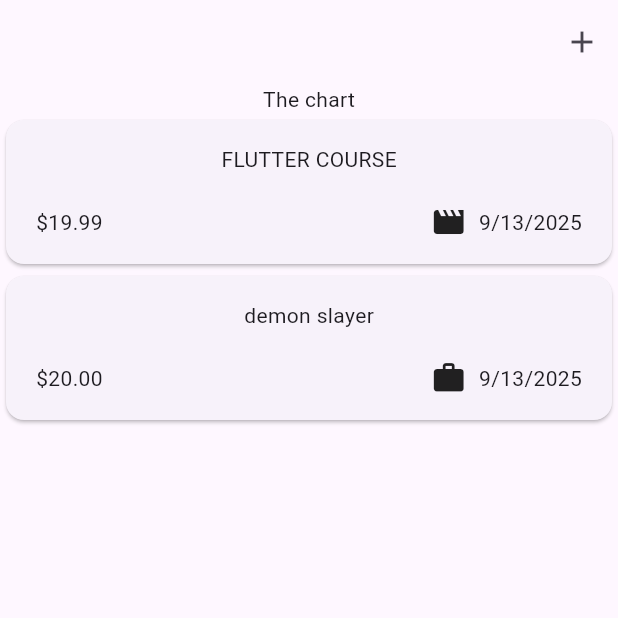
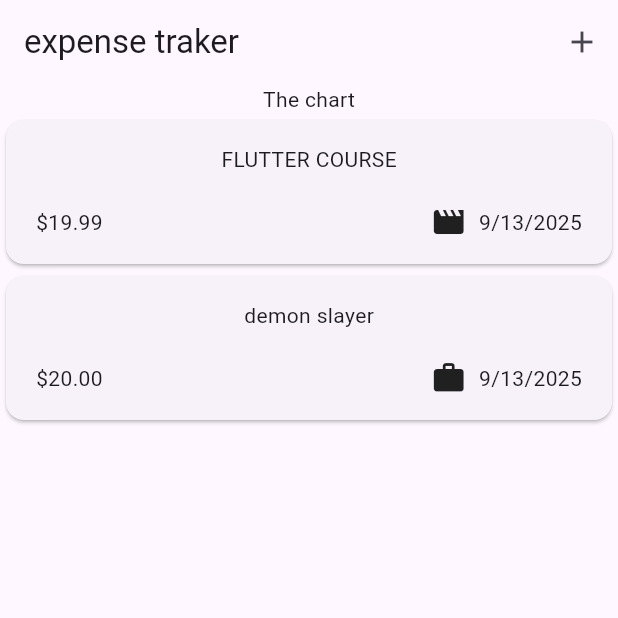
Before and after one commit to Md-sourov-hasan/flutter, a Flutter app: the screen it shows after launch, on a phone screen of 412 x 824 dp, the top half of it. Run offline on Flutter 3.47's test engine with Material 3 defaults, Android fonts, the phone set to English and light mode, and no system bars.

Commit message:
english 107

```diff
--- a/lib/widgets/expenses.dart
+++ b/lib/widgets/expenses.dart
@@ -28,6 +28,7 @@ class _ExpensesState extends State<Expenses> {
   Widget build(BuildContext context) {
    return Scaffold(
     appBar: AppBar(
+      title: Text('expense traker'),
       actions: [
       IconButton(
         onPressed: (){},
```
